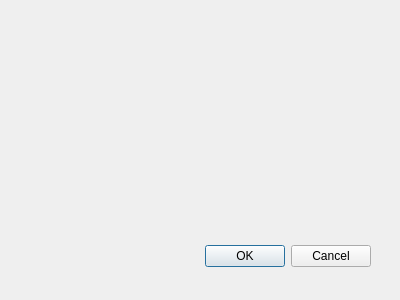
Above: MainMenu/addexhibitdialog.ui from MildenS/mpgadmin before the change. Below: the same form after it.
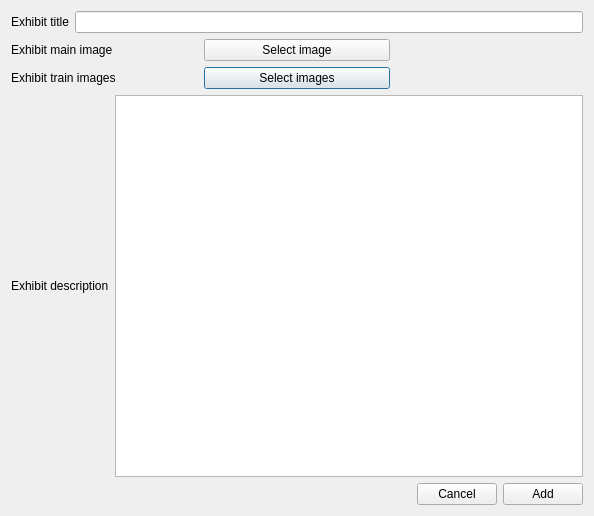
That is the form after the change.

Commit message: Added add-exhibit form and query

The edit to the form file:
```diff
--- a/MainMenu/addexhibitdialog.ui
+++ b/MainMenu/addexhibitdialog.ui
@@ -6,47 +6,127 @@
    <rect>
     <x>0</x>
     <y>0</y>
-    <width>400</width>
-    <height>300</height>
+    <width>594</width>
+    <height>516</height>
    </rect>
   </property>
   <property name="windowTitle">
    <string>Add exhibit</string>
   </property>
-  <widget class="QDialogButtonBox" name="buttonBox">
-   <property name="geometry">
-    <rect>
-     <x>30</x>
-     <y>240</y>
-     <width>341</width>
-     <height>32</height>
-    </rect>
-   </property>
-   <property name="orientation">
-    <enum>Qt::Horizontal</enum>
-   </property>
-   <property name="standardButtons">
-    <set>QDialogButtonBox::Cancel|QDialogButtonBox::Ok</set>
-   </property>
-  </widget>
-  <widget class="QWidget" name="horizontalLayoutWidget">
-   <property name="geometry">
-    <rect>
-     <x>49</x>
-     <y>50</y>
-     <width>321</width>
-     <height>181</height>
-    </rect>
-   </property>
-   <layout class="QHBoxLayout" name="horizontalLayout">
-    <item>
-     <layout class="QVBoxLayout" name="verticalLayout_2"/>
-    </item>
-    <item>
-     <layout class="QVBoxLayout" name="verticalLayout"/>
-    </item>
-   </layout>
-  </widget>
+  <layout class="QGridLayout" name="gridLayout">
+   <item row="2" column="0">
+    <layout class="QHBoxLayout" name="horizontalLayout_3">
+     <item>
+      <widget class="QLabel" name="label_3">
+       <property name="text">
+        <string>Exhibit train images</string>
+       </property>
+      </widget>
+     </item>
+     <item>
+      <widget class="QPushButton" name="selectTrainImagesPushButton">
+       <property name="text">
+        <string>Select images</string>
+       </property>
+      </widget>
+     </item>
+     <item>
+      <widget class="QLabel" name="trainImagesPathsLabel">
+       <property name="text">
+        <string/>
+       </property>
+      </widget>
+     </item>
+    </layout>
+   </item>
+   <item row="4" column="0">
+    <layout class="QHBoxLayout" name="horizontalLayout_5">
+     <item>
+      <spacer name="horizontalSpacer">
+       <property name="orientation">
+        <enum>Qt::Horizontal</enum>
+       </property>
+       <property name="sizeHint" stdset="0">
+        <size>
+         <width>40</width>
+         <height>20</height>
+        </size>
+       </property>
+      </spacer>
+     </item>
+     <item>
+      <widget class="QPushButton" name="cancelButton">
+       <property name="text">
+        <string>Cancel</string>
+       </property>
+      </widget>
+     </item>
+     <item>
+      <widget class="QPushButton" name="addButton">
+       <property name="text">
+        <string>Add</string>
+       </property>
+      </widget>
+     </item>
+    </layout>
+   </item>
+   <item row="1" column="0">
+    <layout class="QHBoxLayout" name="horizontalLayout_2">
+     <item>
+      <widget class="QLabel" name="label_2">
+       <property name="text">
+        <string>Exhibit main image</string>
+       </property>
+      </widget>
+     </item>
+     <item>
+      <widget class="QPushButton" name="mainImageSelectPushButton">
+       <property name="text">
+        <string>Select image</string>
+       </property>
+      </widget>
+     </item>
+     <item>
+      <widget class="QLabel" name="mainImagePathLabel">
+       <property name="text">
+        <string/>
+       </property>
+      </widget>
+     </item>
+    </layout>
+   </item>
+   <item row="0" column="0">
+    <layout class="QHBoxLayout" name="horizontalLayout">
+     <item>
+      <widget class="QLabel" name="label">
+       <property name="text">
+        <string>Exhibit title</string>
+       </property>
+       <property name="alignment">
+        <set>Qt::AlignCenter</set>
+       </property>
+      </widget>
+     </item>
+     <item>
+      <widget class="QLineEdit" name="exhibitTitleLineEdit"/>
+     </item>
+    </layout>
+   </item>
+   <item row="3" column="0">
+    <layout class="QHBoxLayout" name="horizontalLayout_4">
+     <item>
+      <widget class="QLabel" name="label_4">
+       <property name="text">
+        <string>Exhibit description</string>
+       </property>
+      </widget>
+     </item>
+     <item>
+      <widget class="QTextEdit" name="exhibitDescriptionTextEdit"/>
+     </item>
+    </layout>
+   </item>
+  </layout>
  </widget>
  <resources/>
  <connections>
```
Left out of the diff: 35 changed lines with no effect on the pictures. The commit also changes 6 other files.
